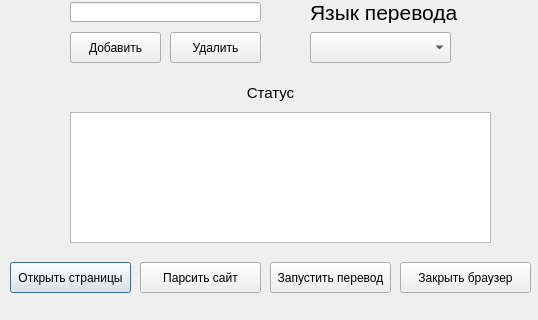
Qt form ui/windowTranslator.ui (Effimka/StupidACFParser) before a commit; both pictures show x 0 to 538 and y 428 to 748 of the 538 by 748 pixel window.
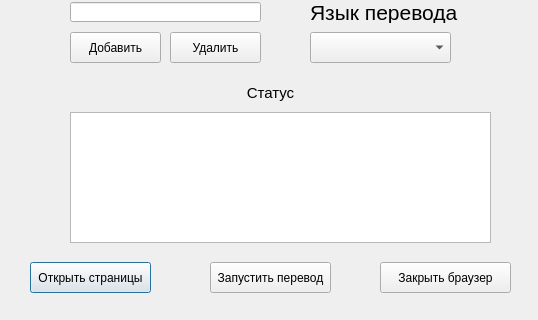
The same form after that commit.

Commit message: Made stupid parser/translator on selenium for acf

What changed in the file:
```diff
--- a/ui/windowTranslator.ui
+++ b/ui/windowTranslator.ui
@@ -81,7 +81,7 @@
   <widget class="QPushButton" name="Start_btn">
    <property name="geometry">
     <rect>
-     <x>10</x>
+     <x>30</x>
      <y>690</y>
      <width>121</width>
      <height>31</height>
@@ -214,23 +214,10 @@
     </rect>
    </property>
   </widget>
-  <widget class="QPushButton" name="Parse_btn">
-   <property name="geometry">
-    <rect>
-     <x>140</x>
-     <y>690</y>
-     <width>121</width>
-     <height>31</height>
-    </rect>
-   </property>
-   <property name="text">
-    <string>Парсить сайт</string>
-   </property>
-  </widget>
   <widget class="QPushButton" name="CloseBrowser_btn">
    <property name="geometry">
     <rect>
-     <x>400</x>
+     <x>380</x>
      <y>690</y>
      <width>131</width>
      <height>31</height>
@@ -243,7 +230,7 @@
   <widget class="QPushButton" name="TranslateStart_btn">
    <property name="geometry">
     <rect>
-     <x>270</x>
+     <x>210</x>
      <y>690</y>
      <width>121</width>
      <height>31</height>
```
The commit also changes 4 other files.
